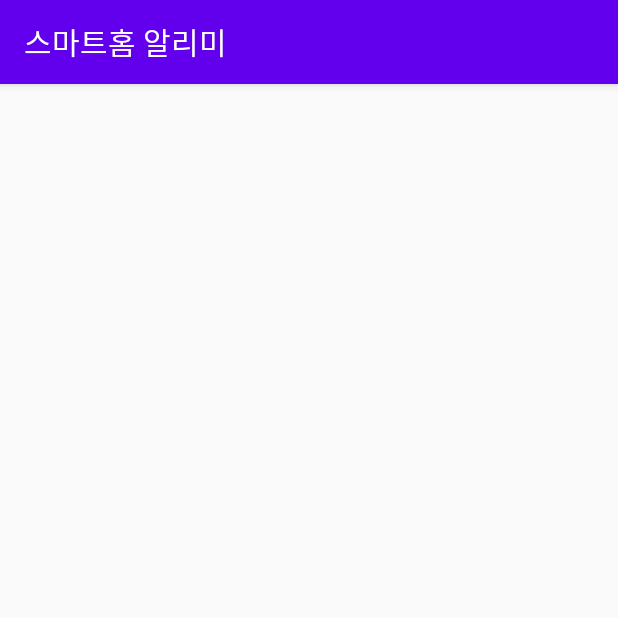
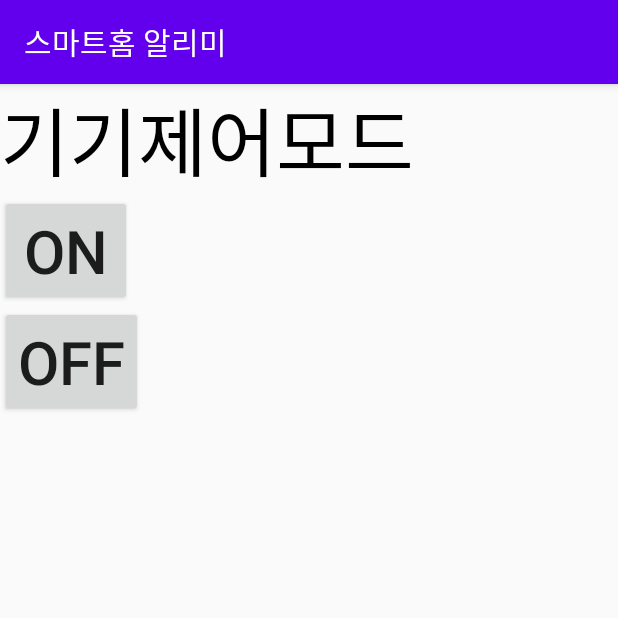
Before and after one commit to chanik-s/SmartHomeProject, an Android app: the ControlDeviceActivity screen opened directly, with no data from a screen before it, on a phone screen of 412 x 824 dp, the top half of it. Run offline under Robolectric (Android 15) with nearby library versions, the phone set to English and light mode, and no system bars; our stand-ins replace Volley.

Commit message:
기기제어 코드

```diff
--- a/app/build.gradle
+++ b/app/build.gradle
@@ -39,7 +39,7 @@ dependencies {
     implementation 'androidx.navigation:navigation-fragment:2.5.3'
     implementation 'androidx.navigation:navigation-ui:2.5.3'
   //  implementation "com.android.support:support-compat:28.0.0"
-
+    implementation 'com.android.volley:volley:1.2.0'
 
     //noinspection GradleCompatible
 
--- /dev/null
+++ b/app/src/main/res/layout/activity_control_dev.xml
@@ -0,0 +1,30 @@
+<?xml version="1.0" encoding="utf-8"?>
+<LinearLayout xmlns:android="http://schemas.android.com/apk/res/android"
+    android:layout_width="match_parent"
+    android:layout_height="match_parent"
+    android:orientation="vertical"
+    xmlns:tools="http://schemas.android.com/tools"
+    tools:context=".ControlDeviceActivity">
+    <TextView
+        android:layout_width="match_parent"
+        android:layout_height="wrap_content"
+        android:text="기기제어모드"
+        android:textSize="50sp"
+        android:textColor="@color/black"/>
+    <Button
+        android:id="@+id/btnDevOn"
+        android:layout_width="wrap_content"
+        android:layout_height="wrap_content"
+        android:text="ON"
+        android:textSize="40sp"
+        />
+    <Button
+        android:id="@+id/btnDevOff"
+        android:layout_width="wrap_content"
+        android:layout_height="wrap_content"
+        android:text="OFF"
+        android:textSize="40sp"
+        />
+
+
+</LinearLayout>
```
Also changed, not shown: app/src/main/java/com/example/myapplication/ControlDeviceActivity.java (+86 -1 lines), app/src/main/java/com/example/myapplication/homeCameraActivity.java (+9 -0 lines), app/src/main/res/layout/activity_tipoflives.xml (+7 -0 lines).
